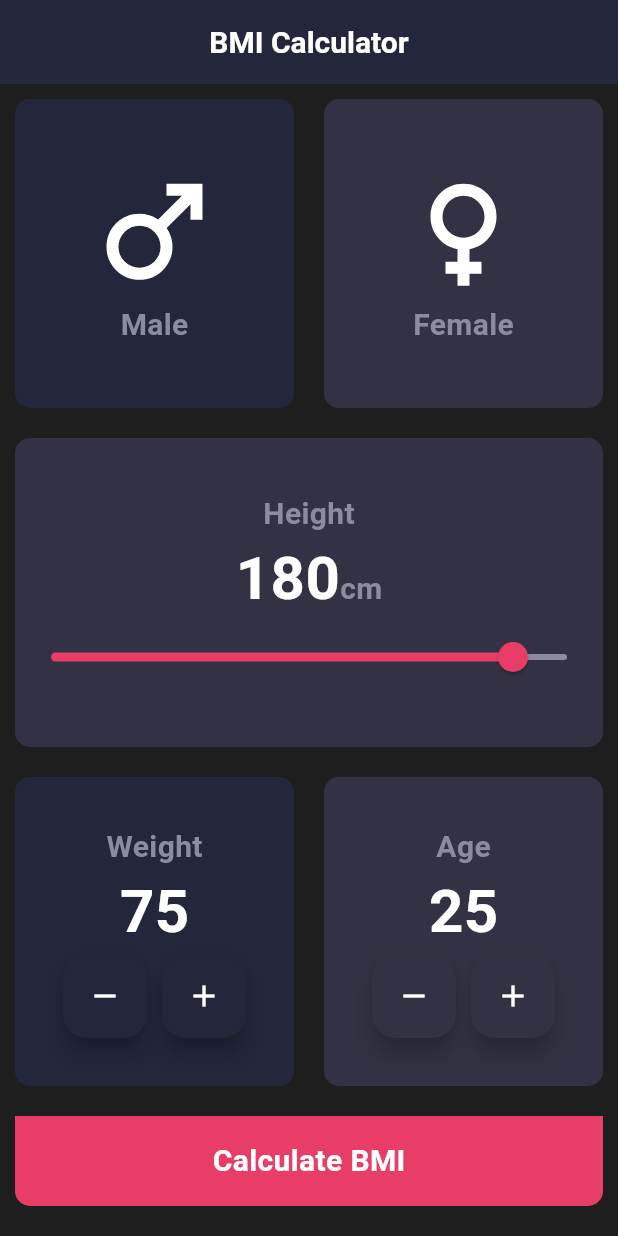
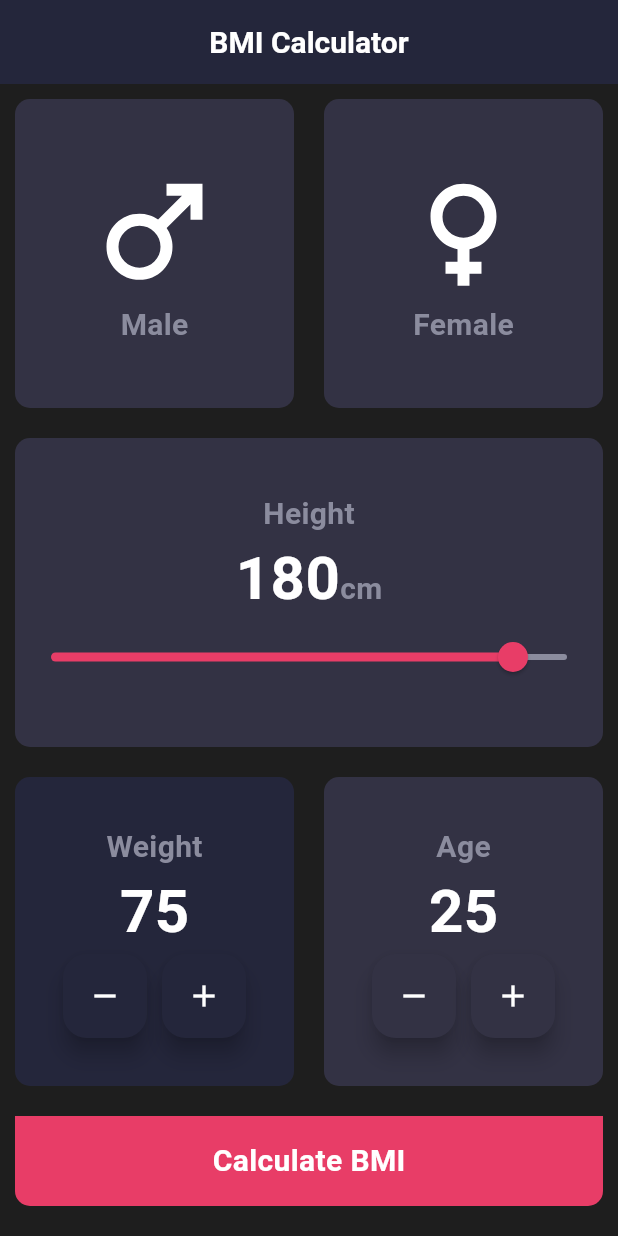
Before and after one commit to DrMohamedDessoky/bmi_claculator, a Flutter app: the screen it shows after launch, on a phone screen of 412 x 824 dp. Run offline on Flutter 3.47's test engine with Material 3 defaults, Android fonts, the phone set to English and light mode, and no system bars; our stand-ins replace flutter_svg.

Commit message:
Updated UI and fixed navigation issue

```diff
--- a/lib/home_screen.dart
+++ b/lib/home_screen.dart
@@ -15,7 +15,8 @@ class _HomeScreenState extends State<HomeScreen> {
   int weight = 75;
   int age = 25;
   bool isActive = false;
-  bool isMale = true;
+  bool? isMale;
+
   double bmiValue() {
     double heightInMeters = height / 100;
     return weight / (heightInMeters * heightInMeters);
@@ -44,13 +45,17 @@ class _HomeScreenState extends State<HomeScreen> {
               children: [
                 Expanded(
                   child: InkWell(
-                    onTap: () => setState(() {
-                      isMale = true;
-                    }),
+                    onTap: () {
+                      if (!(isMale ?? false)) {
+                        setState(() {
+                          isMale = true;
+                        });
+                      }
+                    },
                     child: Container(
                         margin: EdgeInsets.all(10.0),
                         decoration: BoxDecoration(
-                          color: isMale
+                          color: isMale ?? false
                               ? MyColors.widgetDeepColor
                               : MyColors.widgetLightColor,
                           borderRadius: BorderRadius.circular(10.0),
@@ -85,7 +90,7 @@ class _HomeScreenState extends State<HomeScreen> {
                     child: Container(
                         margin: EdgeInsets.all(10.0),
                         decoration: BoxDecoration(
-                          color: isMale
+                          color: isMale ?? true
                               ? MyColors.widgetLightColor
                               : MyColors.widgetDeepColor,
                           borderRadius: BorderRadius.circular(10.0),
@@ -197,6 +202,7 @@ class _HomeScreenState extends State<HomeScreen> {
                           mainAxisAlignment: MainAxisAlignment.center,
                           children: [
                             FloatingActionButton(
+                              heroTag: null,
                               onPressed: () {
                                 setState(() {
                                   weight--;
@@ -210,6 +216,7 @@ class _HomeScreenState extends State<HomeScreen> {
                             ),
                             SizedBox(width: 10.0),
                             FloatingActionButton(
+                              heroTag: null,
                               onPressed: () {
                                 setState(() {
                                   weight++;
@@ -257,6 +264,7 @@ class _HomeScreenState extends State<HomeScreen> {
                             mainAxisAlignment: MainAxisAlignment.center,
                             children: [
                               FloatingActionButton(
+                                heroTag: null,
                                 onPressed: () {
                                   setState(() {
                                     age--;
@@ -270,6 +278,7 @@ class _HomeScreenState extends State<HomeScreen> {
                               ),
                               SizedBox(width: 10.0),
                               FloatingActionButton(
+                                heroTag: null,
                                 onPressed: () {
                                   setState(() {
                                     age++;
```
Also changed, not shown: lib/second_screen.dart (+11 -3 lines).
